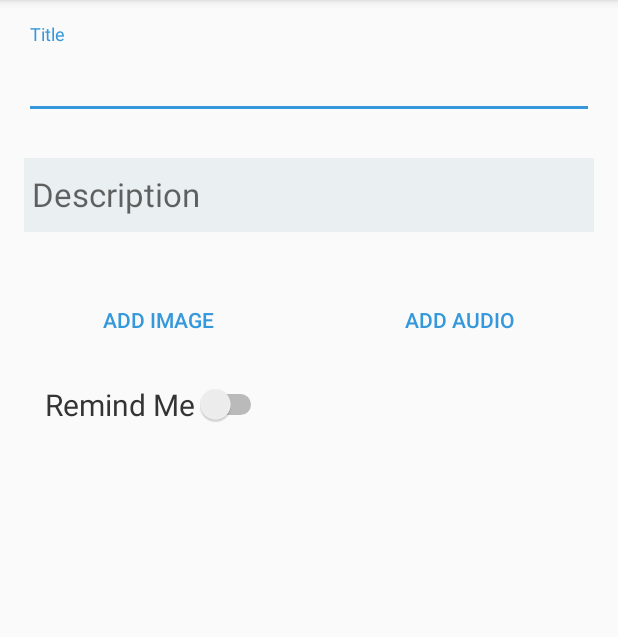
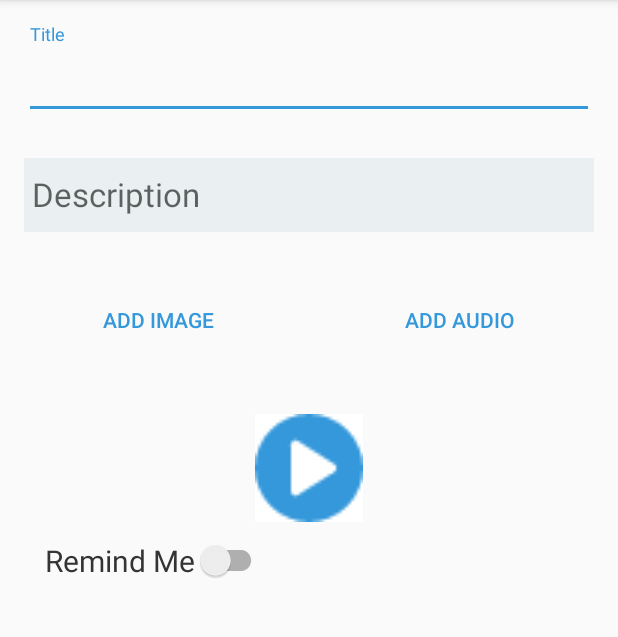
Before and after one commit to SuyashBhiste/SmartlyNote, an Android app: the screen it shows after launch once a user with an empty profile is signed in (AddActivity), after a tap on an icon or button, on a phone screen of 412 x 824 dp, the part 84-721 px from its top. Run offline under Robolectric (Android 15) with nearby library versions, the phone set to English and light mode, and no system bars; our stand-ins replace Firebase (no records; nobody signed in at launch, a user with empty details on screens opened directly).

```diff
--- a/app/build.gradle
+++ b/app/build.gradle
@@ -26,7 +26,7 @@ android {
 
 dependencies {
     implementation fileTree(dir: 'libs', include: ['*.jar'])
-    implementation 'androidx.appcompat:appcompat:1.1.0'
+    implementation 'androidx.appcompat:appcompat:1.2.0'
     implementation 'com.google.android.material:material:1.2.0'
     implementation 'androidx.constraintlayout:constraintlayout:1.1.3'
     implementation 'com.google.firebase:firebase-database:19.3.1'
@@ -37,5 +37,7 @@ dependencies {
     androidTestImplementation 'androidx.test.espresso:espresso-core:3.2.0'
     implementation 'com.google.android.material:material:1.2.0'
     implementation 'com.google.android.gms:play-services-auth:18.1.0'
-    implementation 'com.google.firebase:firebase-analytics:17.4.4'
+    implementation 'com.google.firebase:firebase-analytics:17.5.0'
+    implementation 'com.github.bumptech.glide:glide:4.11.0'
+    annotationProcessor 'com.github.bumptech.glide:compiler:4.11.0'
 }
--- a/app/src/main/AndroidManifest.xml
+++ b/app/src/main/AndroidManifest.xml
@@ -12,6 +12,7 @@
         android:label="@string/app_name"
         android:roundIcon="@mipmap/ic_launcher_round"
         android:supportsRtl="true"
+        android:usesCleartextTraffic="true"
         android:theme="@style/AppTheme">
         <activity android:name=".SignUpActivity" />
         <activity android:name=".AddActivity" />
--- a/app/src/main/java/com/example/notes/CustomAdapter.java
+++ b/app/src/main/java/com/example/notes/CustomAdapter.java
@@ -55,7 +55,7 @@ class CustomAdapter extends RecyclerView.Adapter<CustomAdapter.CustomViewHolder>
 //                    detailsArray.remove(pos);
 //                    notifyItemRemoved(pos);
                     AddActivity.notesRef.child(String.valueOf(pos)).removeValue();
-//                    notifyDataSetChanged();
+                    notifyDataSetChanged();
                 }
             });
 
--- a/app/src/main/java/com/example/notes/MainActivity.java
+++ b/app/src/main/java/com/example/notes/MainActivity.java
@@ -39,12 +39,14 @@ public class MainActivity extends AppCompatActivity {
 
         adapter = new CustomAdapter(cardArray);
         recyclerView.setAdapter(adapter);
+        System.out.println("get");
         getData();
-
+        System.out.println("lol");
     }
 
     private void getData() {
-        AddActivity.notesRef.addValueEventListener(new ValueEventListener() {
+        AddActivity.notesRef.addListenerForSingleValueEvent(new ValueEventListener() {
+
             @Override
             public void onDataChange(@NonNull DataSnapshot datasnapshot) {
                 count = (int) datasnapshot.getChildrenCount();
@@ -52,7 +54,9 @@ public class MainActivity extends AppCompatActivity {
                     CardDetails user = snapshot.getValue(CardDetails.class);
                     cardArray.add(user);
                 }
+                System.out.println("Data Fetched from Firebase");
                 adapter.notifyDataSetChanged();
+
             }
 
             @Override
@@ -60,6 +64,8 @@ public class MainActivity extends AppCompatActivity {
 
             }
         });
+
+
     }
 
     public void addPressed(View view) {
--- a/app/src/main/res/layout/activity_add.xml
+++ b/app/src/main/res/layout/activity_add.xml
@@ -1,15 +1,14 @@
 <?xml version="1.0" encoding="utf-8"?>
 
-<ScrollView
-    xmlns:android="http://schemas.android.com/apk/res/android"
+<ScrollView xmlns:android="http://schemas.android.com/apk/res/android"
     xmlns:tools="http://schemas.android.com/tools"
     android:id="@+id/svText"
     android:layout_height="match_parent"
-    android:layout_width="match_parent" >
+    android:layout_width="match_parent">
 
     <LinearLayout
         android:layout_width="match_parent"
-        android:layout_height="wrap_content"
+        android:layout_height="fill_parent"
         android:id="@+id/llText"
         tools:context=".AddActivity"
         android:orientation="vertical">
@@ -89,7 +88,29 @@
 
         </LinearLayout>
 
-        <Switch
+        <ImageView
+            android:id="@+id/ivSavedImage"
+            android:layout_width="match_parent"
+            android:layout_height="wrap_content"
+            android:layout_margin="20dp"
+            android:contentDescription="Image saved"
+            android:visibility="visible" />
+
+        <ImageButton
+            android:id="@+id/ibSavedAudio"
+            android:layout_width="wrap_content"
+            android:layout_height="wrap_content"
+            android:layout_gravity="center"
+            android:layout_margin="20dp"
+            android:background="#ffffff"
+            android:contentDescription="Audio saved"
+            android:scaleType="centerInside"
+            android:scaleX="3.0"
+            android:scaleY="3.0"
+            android:src="@drawable/ic_play"
+            android:visibility="visible" />
+
+        <com.google.android.material.switchmaterial.SwitchMaterial
             android:id="@+id/sRemindMe"
             android:layout_width="wrap_content"
             android:layout_height="wrap_content"
@@ -127,6 +148,7 @@
             android:onClick="logicTime"
             android:visibility="invisible" />
 
+
     </LinearLayout>
 
 </ScrollView>
```
Also changed, not shown: app/src/main/java/com/example/notes/AddActivity.java (+81 -42 lines), app/src/main/res/drawable-hdpi/ic_pause.png (added), app/src/main/res/drawable-hdpi/ic_play.png (added), app/src/main/res/drawable-ldpi/ic_pause.png (added), app/src/main/res/drawable-ldpi/ic_play.png (added), app/src/main/res/drawable-mdpi/ic_pause.png (added), app/src/main/res/drawable-mdpi/ic_play.png (added), app/src/main/res/drawable-xhdpi/ic_pause.png (added), app/src/main/res/drawable-xhdpi/ic_play.png (added), app/src/main/res/drawable-xxhdpi/ic_pause.png (added), app/src/main/res/drawable-xxhdpi/ic_play.png (added), app/src/main/res/drawable-xxxhdpi/ic_pause.png (added), app/src/main/res/drawable-xxxhdpi/ic_play.png (added).
